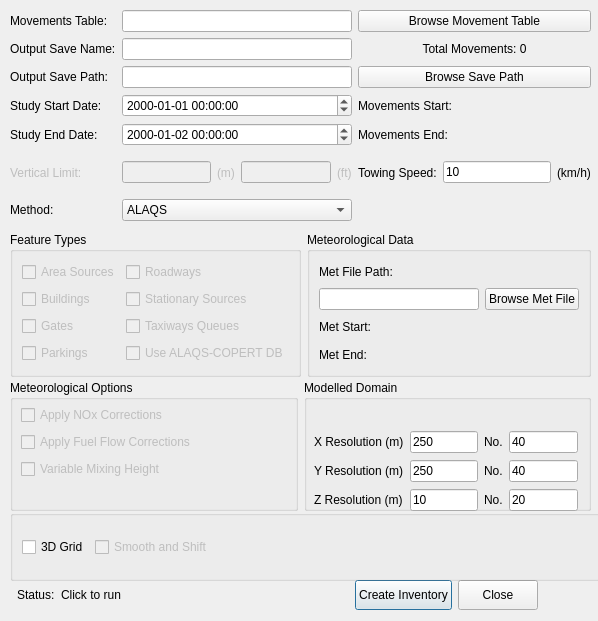
Qt form ui/ui_inventory.ui (eurocontrol-asu/open_alaqs) before a commit.
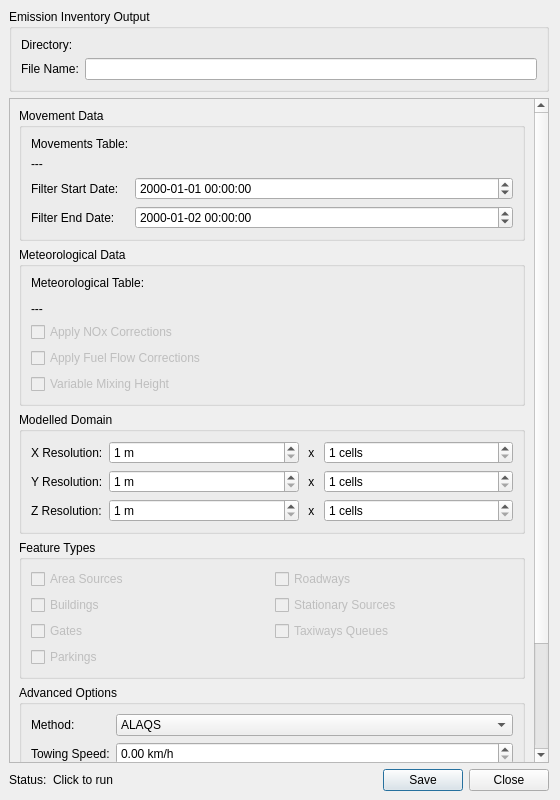
The same form after that commit. Custom widgets are drawn as their Qt base class.

Commit message: Revamp of the emission inventory creation dialog

The edit to the form file:
```diff
--- a/ui/ui_inventory.ui
+++ b/ui/ui_inventory.ui
@@ -6,464 +6,56 @@
    <rect>
     <x>0</x>
     <y>0</y>
-    <width>598</width>
-    <height>621</height>
+    <width>560</width>
+    <height>800</height>
    </rect>
   </property>
   <property name="sizePolicy">
-   <sizepolicy hsizetype="Fixed" vsizetype="Fixed">
+   <sizepolicy hsizetype="Preferred" vsizetype="Minimum">
     <horstretch>0</horstretch>
     <verstretch>0</verstretch>
    </sizepolicy>
   </property>
-  <property name="minimumSize">
-   <size>
-    <width>450</width>
-    <height>400</height>
-   </size>
-  </property>
   <property name="windowTitle">
    <string>Generate Emission Inventory</string>
   </property>
-  <widget class="QWidget" name="layoutWidget">
-   <property name="geometry">
-    <rect>
-     <x>17</x>
-     <y>580</y>
-     <width>521</width>
-     <height>30</height>
-    </rect>
+  <layout class="QVBoxLayout" name="verticalLayout">
+   <property name="leftMargin">
+    <number>9</number>
    </property>
-   <layout class="QHBoxLayout" name="horizontalLayout_2">
-    <item>
-     <widget class="QLabel" name="label_9">
-      <property name="maximumSize">
-       <size>
-        <width>16777215</width>
-        <height>30</height>
-       </size>
-      </property>
-      <property name="text">
-       <string>Status:</string>
-      </property>
-     </widget>
-    </item>
+   <property name="topMargin">
+    <number>9</number>
+   </property>
+   <property name="bottomMargin">
+    <number>9</number>
+   </property>
     <item>
-     <widget class="QLabel" name="status_update">
-      <property name="maximumSize">
-       <size>
-        <width>16777215</width>
-        <height>30</height>
-       </size>
-      </property>
-      <property name="text">
-       <string>Click to run</string>
-      </property>
-     </widget>
-    </item>
-    <item>
-     <spacer name="horizontalSpacer_5">
-      <property name="orientation">
-       <enum>Qt::Horizontal</enum>
-      </property>
-      <property name="sizeHint" stdset="0">
-       <size>
-        <width>40</width>
-        <height>20</height>
-       </size>
-      </property>
-     </spacer>
-    </item>
-    <item>
-     <widget class="QPushButton" name="create_inventory">
-      <property name="maximumSize">
-       <size>
-        <width>16777215</width>
-        <height>30</height>
-       </size>
-      </property>
-      <property name="text">
-       <string>Create Inventory</string>
-      </property>
-     </widget>
-    </item>
-    <item>
-     <widget class="QPushButton" name="cancel">
-      <property name="maximumSize">
-       <size>
-        <width>16777215</width>
-        <height>30</height>
-       </size>
-      </property>
-      <property name="text">
-       <string>Close</string>
-      </property>
-     </widget>
-    </item>
-   </layout>
-  </widget>
-  <widget class="QGroupBox" name="groupBox_2">
-   <property name="geometry">
-    <rect>
-     <x>10</x>
-     <y>510</y>
-     <width>591</width>
-     <height>71</height>
-    </rect>
-   </property>
-   <property name="sizePolicy">
-    <sizepolicy hsizetype="Preferred" vsizetype="Minimum">
-     <horstretch>0</horstretch>
-     <verstretch>0</verstretch>
-    </sizepolicy>
-   </property>
+    <widget class="QGroupBox" name="outputGroupBox">
    <property name="title">
-    <string/>
-   </property>
-   <layout class="QHBoxLayout" name="horizontalLayout_7">
-    <item>
-     <layout class="QHBoxLayout" name="_2">
-      <item>
-       <widget class="QCheckBox" name="grid_3d">
-        <property name="text">
-         <string>3D Grid</string>
-        </property>
-       </widget>
-      </item>
-      <item>
-       <widget class="QCheckBox" name="smooth_and_shift">
-        <property name="sizePolicy">
-         <sizepolicy hsizetype="Minimum" vsizetype="Minimum">
-          <horstretch>0</horstretch>
-          <verstretch>0</verstretch>
-         </sizepolicy>
-        </property>
-        <property name="text">
-         <string>Smooth and Shift</string>
-        </property>
-        <property name="enabled">
-         <bool>False</bool>
-        </property>
-        <property name="checked">
-         <bool>false</bool>
-        </property>
-       </widget>
-      </item>
-      <item>
-       <spacer name="horizontalSpacer_7">
-        <property name="orientation">
-         <enum>Qt::Horizontal</enum>
-        </property>
-        <property name="sizeHint" stdset="0">
-         <size>
-          <width>40</width>
-          <height>20</height>
-         </size>
-        </property>
-       </spacer>
-      </item>
-     </layout>
-    </item>
-   </layout>
-  </widget>
-  <widget class="QWidget" name="layoutWidget">
-   <property name="geometry">
-    <rect>
-     <x>10</x>
-     <y>232</y>
-     <width>581</width>
-     <height>145</height>
-    </rect>
-   </property>
-   <layout class="QHBoxLayout" name="horizontalLayout_10">
-    <item>
-     <widget class="QGroupBox" name="groupBox">
-      <property name="sizePolicy">
-       <sizepolicy hsizetype="Preferred" vsizetype="Preferred">
-        <horstretch>1</horstretch>
-        <verstretch>0</verstretch>
-       </sizepolicy>
-      </property>
-      <property name="title">
-       <string>Feature Types</string>
-      </property>
-      <layout class="QHBoxLayout" name="horizontalLayout_5">
-       <item>
-        <layout class="QGridLayout" name="gridLayout_2">
-         <item row="1" column="1">
-          <widget class="QCheckBox" name="stationary_sources">
-           <property name="enabled">
-            <bool>false</bool>
-           </property>
-           <property name="text">
-            <string>Stationary Sources</string>
-           </property>
-          </widget>
-         </item>
-         <item row="2" column="0">
-          <widget class="QCheckBox" name="gates">
-           <property name="enabled">
-            <bool>false</bool>
-           </property>
-           <property name="text">
-            <string>Gates</string>
-           </property>
-          </widget>
-         </item>
-         <item row="2" column="1">
-          <widget class="QCheckBox" name="taxiway_queues">
-           <property name="enabled">
-            <bool>false</bool>
-           </property>
-           <property name="text">
-            <string>Taxiways Queues</string>
-           </property>
-          </widget>
-         </item>
-         <item row="3" column="0">
-          <widget class="QCheckBox" name="parking">
-           <property name="enabled">
-            <bool>false</bool>
-           </property>
-           <property name="text">
-            <string>Parkings</string>
-           </property>
-          </widget>
-         </item>
-         <item row="0" column="0">
-          <widget class="QCheckBox" name="area_sources">
-           <property name="enabled">
-            <bool>false</bool>
-           </property>
-           <property name="text">
-            <string>Area Sources</string>
-           </property>
-           <property name="checked">
-            <bool>false</bool>
-           </property>
-          </widget>
-         </item>
-         <item row="1" column="0">
-          <widget class="QCheckBox" name="buildings">
-           <property name="enabled">
-            <bool>false</bool>
-           </property>
-           <property name="text">
-            <string>Buildings</string>
-           </property>
-          </widget>
-         </item>
-         <item row="0" column="1">
-          <widget class="QCheckBox" name="roadways">
-           <property name="enabled">
-            <bool>false</bool>
-           </property>
-           <property name="text">
-            <string>Roadways</string>
-           </property>
-           <property name="checked">
-            <bool>false</bool>
-           </property>
-          </widget>
-         </item>
-         <item row="3" column="1">
-          <widget class="QCheckBox" name="use_copert_db">
-           <property name="enabled">
-            <bool>false</bool>
-           </property>
-           <property name="text">
-            <string>Use ALAQS-COPERT DB</string>
-           </property>
-          </widget>
-         </item>
-        </layout>
-       </item>
-      </layout>
-     </widget>
-    </item>
-    <item>
-     <widget class="QGroupBox" name="groupBox_5">
-      <property name="sizePolicy">
-       <sizepolicy hsizetype="Preferred" vsizetype="Preferred">
-        <horstretch>1</horstretch>
-        <verstretch>0</verstretch>
-       </sizepolicy>
-      </property>
-      <property name="title">
-       <string>Meteorological Data</string>
-      </property>
-      <layout class="QHBoxLayout" name="horizontalLayout_3">
-       <item>
-        <layout class="QGridLayout" name="gridLayout_5">
-         <item row="0" column="0">
-          <widget class="QLabel" name="label_22">
-           <property name="text">
-            <string>Met File Path:</string>
-           </property>
-          </widget>
-         </item>
-         <item row="1" column="0">
-          <layout class="QHBoxLayout" name="horizontalLayout_9">
-           <item>
-            <widget class="QLineEdit" name="met_file_path"/>
-           </item>
-           <item>
-            <widget class="QPushButton" name="browse_met_file">
-             <property name="text">
-              <string>Browse Met File</string>
-             </property>
-            </widget>
-           </item>
-          </layout>
-         </item>
-         <item row="2" column="0">
-          <widget class="QLabel" name="met_start">
-           <property name="text">
-            <string>Met Start:</string>
-           </property>
-          </widget>
-         </item>
-         <item row="3" column="0">
-          <widget class="QLabel" name="met_end">
-           <property name="text">
-            <string>Met End:</string>
-           </property>
-          </widget>
-         </item>
-        </layout>
-       </item>
-      </layout>
-     </widget>
-    </item>
-   </layout>
-  </widget>
-  <widget class="QWidget" name="layoutWidget">
-   <property name="geometry">
-    <rect>
-     <x>10</x>
-     <y>10</y>
-     <width>581</width>
-     <height>211</height>
-    </rect>
+      <string>Emission Inventory Output</string>
    </property>
    <layout class="QGridLayout" name="gridLayout">
-    <item row="3" column="1">
-     <widget class="QDateTimeEdit" name="study_start_date">
-      <property name="displayFormat">
-       <string>yyyy-MM-dd HH:mm:ss</string>
-      </property>
-     </widget>
-    </item>
-    <item row="6" column="1">
-     <widget class="QComboBox" name="method">
-      <item>
-       <property name="text">
-        <string>ALAQS</string>
-       </property>
-      </item>
-     </widget>
-    </item>
-    <item row="5" column="1">
-     <layout class="QHBoxLayout" name="horizontalLayout">
-      <item>
-       <widget class="QLineEdit" name="vert_limit_m">
-        <property name="enabled">
-         <bool>False</bool>
-        </property>
-       </widget>
-      </item>
-      <item>
-       <widget class="QLabel" name="label_7">
-        <property name="text">
-         <string>(m)</string>
-        </property>
-        <property name="enabled">
-         <bool>False</bool>
-        </property>
-       </widget>
-      </item>
-      <item>
-       <widget class="QLineEdit" name="vert_limit_ft">
-        <property name="enabled">
-         <bool>False</bool>
-        </property>
-       </widget>
-      </item>
-      <item>
-       <widget class="QLabel" name="label_8">
-        <property name="text">
-         <string>(ft)</string>
-        </property>
-        <property name="enabled">
-         <bool>False</bool>
-        </property>
-       </widget>
-      </item>
-     </layout>
-    </item>
-    <item row="6" column="0">
-     <widget class="QLabel" name="label_10">
-      <property name="text">
-       <string>Method:</string>
-      </property>
-     </widget>
-    </item>
-    <item row="5" column="3">
-     <layout class="QHBoxLayout" name="horizontalLayout_4">
-      <item>
-       <widget class="QLabel" name="label_11">
-        <property name="text">
-         <string>Towing Speed:</string>
-        </property>
-       </widget>
-      </item>
-      <item>
-       <widget class="QLineEdit" name="towing_speed">
-        <property name="text">
-         <string>10</string>
-        </property>
-       </widget>
-      </item>
-      <item>
-       <widget class="QLabel" name="label_12">
-        <property name="text">
-         <string>(km/h)</string>
-        </property>
-       </widget>
-      </item>
-     </layout>
-    </item>
     <item row="0" column="0">
-     <widget class="QLabel" name="label">
+       <widget class="QLabel" name="label_3">
       <property name="text">
-       <string>Movements Table:</string>
+        <string>Directory:</string>
       </property>
      </widget>
     </item>
     <item row="0" column="1">
-     <widget class="QLineEdit" name="movement_table_path">
+       <widget class="QgsFileWidget" name="output_save_path" native="true">
       <property name="sizePolicy">
        <sizepolicy hsizetype="Expanding" vsizetype="Fixed">
         <horstretch>1</horstretch>
         <verstretch>0</verstretch>
        </sizepolicy>
-      </property>
-      <property name="text">
-       <string/>
-      </property>
-     </widget>
-    </item>
-    <item row="0" column="3">
-     <widget class="QPushButton" name="browse_movement_table">
-      <property name="text">
-       <string>Browse Movement Table</string>
       </property>
      </widget>
     </item>
     <item row="1" column="0">
      <widget class="QLabel" name="label_2">
       <property name="text">
-       <string>Output Save Name:</string>
+         <string>File Name:</string>
       </property>
      </widget>
     </item>
@@ -477,48 +69,76 @@
       </property>
      </widget>
     </item>
-    <item row="2" column="0">
-     <widget class="QLabel" name="label_3">
+     </layout>
+    </widget>
+   </item>
+   <item>
+    <widget class="QScrollArea" name="scrollArea">
+     <property name="widgetResizable">
+      <bool>true</bool>
+     </property>
+     <widget class="QWidget" name="scrollAreaWidgetContents">
+      <property name="geometry">
+       <rect>
+        <x>0</x>
+        <y>0</y>
+        <width>557</width>
+        <height>1000</height>
+       </rect>
+      </property>
+     <layout class="QVBoxLayout" name="verticalLayout_10">
+        <item>
+         <widget class="QGroupBox" name="movementDataGroupBox">
+          <property name="title">
+           <string>Movement Data</string>
+          </property>
+          <layout class="QGridLayout" name="gridLayout_2">
+           <item row="0" column="0">
+            <widget class="QLabel" name="label">
       <property name="text">
-       <string>Output Save Path:</string>
+              <string>Movements Table:</string>
       </property>
      </widget>
     </item>
-    <item row="2" column="1">
-     <widget class="QLineEdit" name="output_save_path">
+           <item row="0" column="1">
+            <widget class="QgsFileWidget" name="movement_table_path">
       <property name="sizePolicy">
        <sizepolicy hsizetype="Expanding" vsizetype="Fixed">
         <horstretch>1</horstretch>
         <verstretch>0</verstretch>
        </sizepolicy>
       </property>
-      <property name="text">
-       <string/>
-      </property>
-     </widget>
-    </item>
-    <item row="2" column="3">
-     <widget class="QPushButton" name="browse_save_path">
+            </widget>
+           </item>
+           <item row="1" column="0" colspan="2">
+            <widget class="QLabel" name="movements_summary">
       <property name="text">
-       <string>Browse Save Path</string>
+              <string>---</string>
       </property>
      </widget>
     </item>
-    <item row="3" column="0">
+           <item row="2" column="0">
      <widget class="QLabel" name="label_4">
       <property name="text">
-       <string>Study Start Date:</string>
+              <string>Filter Start Date:</string>
       </property>
      </widget>
     </item>
-    <item row="4" column="0">
+           <item row="2" column="1">
+            <widget class="QDateTimeEdit" name="study_start_date">
+             <property name="displayFormat">
+              <string>yyyy-MM-dd HH:mm:ss</string>
+             </property>
+            </widget>
+           </item>
+           <item row="3" column="0">
      <widget class="QLabel" name="label_5">
       <property name="text">
-       <string>Study End Date:</string>
+              <string>Filter End Date:</string>
       </property>
      </widget>
     </item>
-    <item row="4" column="1">
+           <item row="3" column="1">
      <widget class="QDateTimeEdit" name="study_end_date">
       <property name="dateTime">
        <datetime>
@@ -535,94 +155,35 @@
       </property>
      </widget>
     </item>
-    <item row="5" column="0">
-     <widget class="QLabel" name="label_6">
-      <property name="text">
-       <string>Vertical Limit:</string>
-      </property>
-      <property name="enabled">
-       <bool>False</bool>
-      </property>
-     </widget>
-    </item>
-    <item row="4" column="3">
-     <widget class="QLabel" name="movement_end">
-      <property name="text">
-       <string>Movements End:</string>
-      </property>
-     </widget>
-    </item>
-    <item row="3" column="3">
-     <widget class="QLabel" name="movement_start">
-      <property name="text">
-       <string>Movements Start:</string>
-      </property>
-     </widget>
-    </item>
-    <item row="1" column="3">
-     <widget class="QLabel" name="movements_total">
-      <property name="text">
-       <string>Total Movements: 0</string>
-      </property>
-      <property name="alignment">
-       <set>Qt::AlignCenter</set>
-      </property>
-     </widget>
-    </item>
-   </layout>
-  </widget>
-  <widget class="QWidget" name="layoutWidget">
-   <property name="geometry">
-    <rect>
-     <x>10</x>
-     <y>380</y>
-     <width>581</width>
-     <height>131</height>
-    </rect>
-   </property>
-   <layout class="QHBoxLayout" name="horizontalLayout_6">
+          </layout>
+         </widget>   
+        </item>
     <item>
-     <widget class="QGroupBox" name="groupBox_3">
-      <property name="sizePolicy">
-       <sizepolicy hsizetype="Preferred" vsizetype="Preferred">
-        <horstretch>1</horstretch>
-        <verstretch>0</verstretch>
-       </sizepolicy>
-      </property>
+         <widget class="QGroupBox" name="groupBox_5">
       <property name="title">
-       <string>Meteorological Options</string>
-      </property>
-      <widget class="QWidget" name="layoutWidget">
-       <property name="geometry">
-        <rect>
-         <x>11</x>
-         <y>24</y>
-         <width>206</width>
-         <height>76</height>
-        </rect>
-       </property>
-       <layout class="QGridLayout" name="gridLayout_3">
-        <item row="2" column="0">
-         <widget class="QCheckBox" name="variable_mixing_height">
-          <property name="enabled">
-           <bool>false</bool>
-          </property>
-          <property name="text">
-           <string>Variable Mixing Height</string>
-          </property>
-         </widget>
-        </item>
-        <item row="1" column="0">
-         <widget class="QCheckBox" name="apply_fuel_flow">
-          <property name="enabled">
-           <bool>false</bool>
-          </property>
-          <property name="text">
-           <string>Apply Fuel Flow Corrections</string>
-          </property>
-         </widget>
-        </item>
+           <string>Meteorological Data</string>
+          </property>
+          <layout class="QHBoxLayout" name="horizontalLayout_3">
+           <item>
+            <layout class="QGridLayout" name="gridLayout_5">
         <item row="0" column="0">
+              <widget class="QLabel" name="label_22">
+               <property name="text">
+                <string>Meteorological Table:</string>
+               </property>
+              </widget>
+             </item>
+             <item row="1" column="0" colspan="2">
+              <widget class="QgsFileWidget" name="met_file_path"/>
+             </item>
+             <item row="2" column="0" colspan="2">
+              <widget class="QLabel" name="met_summary">
+               <property name="text">
+                <string>---</string>
+               </property>
+              </widget>
+             </item>
+             <item row="3" column="0" colspan="2">
          <widget class="QCheckBox" name="apply_nox">
           <property name="enabled">
            <bool>false</bool>
@@ -631,9 +192,30 @@
            <string>Apply NOx Corrections</string>
           </property>
          </widget>
-        </item>
-       </layout>
-      </widget>
+             </item> 
+             <item row="4" column="0" colspan="2">
+              <widget class="QCheckBox" name="apply_fuel_flow">
+                <property name="enabled">
+                 <bool>false</bool>
+                </property>
+                <property name="text">
+                 <string>Apply Fuel Flow Corrections</string>
+                </property>
+              </widget>
+             </item>
+             <item row="5" column="0" colspan="2">
+              <widget class="QCheckBox" name="variable_mixing_height">
+               <property name="enabled">
+                <bool>false</bool>
+               </property>
+               <property name="text">
+                <string>Variable Mixing Height</string>
+               </property>
+              </widget>
+             </item>
+            </layout>
+           </item>
+          </layout>
      </widget>
     </item>
     <item>
@@ -647,143 +229,489 @@
       <property name="title">
        <string>Modelled Domain</string>
       </property>
-      <widget class="QWidget" name="layoutWidget">
-       <property name="geometry">
-        <rect>
-         <x>10</x>
-         <y>50</y>
-         <width>264</width>
-         <height>82</height>
-        </rect>
-       </property>
        <layout class="QGridLayout" name="gridLayout_4">
         <item row="0" column="0">
          <widget class="QLabel" name="label_16">
           <property name="text">
-           <string>X Resolution (m)</string>
+              <string>X Resolution:</string>
           </property>
          </widget>
         </item>
         <item row="0" column="1">
-         <widget class="QLineEdit" name="x_resolution">
-          <property name="text">
-           <string>250</string>
+            <widget class="QgsSpinBox" name="x_resolution">
+             <property name="sizePolicy">
+               <sizepolicy hsizetype="Expanding" vsizetype="Preferred">
+               <horstretch>1</horstretch>
+               <verstretch>0</verstretch>
+               </sizepolicy>
+             </property>
+             <property name="minimum">
+              <number>1</number>
+             </property>
+             <property name="maximum">
+              <number>9999</number>
+             </property>
+             <property name="singleStep">
+              <number>50</number>
+             </property>
+             <property name="showClearButton" stdset="0">
+              <bool>false</bool>
+             </property>
+             <property name="suffix">
+              <string> m</string>
           </property>
          </widget>
         </item>
         <item row="0" column="2">
          <widget class="QLabel" name="label_19">
           <property name="text">
-           <string>No.</string>
+              <string> x </string>
           </property>
          </widget>
         </item>
         <item row="0" column="3">
-         <widget class="QLineEdit" name="x_cells">
-          <property name="text">
-           <string>40</string>
+            <widget class="QgsSpinBox" name="x_cells">
+             <property name="sizePolicy">
+               <sizepolicy hsizetype="Expanding" vsizetype="Preferred">
+               <horstretch>1</horstretch>
+               <verstretch>0</verstretch>
+               </sizepolicy>
+             </property>
+             <property name="minimum">
+              <number>1</number>
+             </property>
+             <property name="maximum">
+              <number>9999</number>
+             </property>
+             <property name="singleStep">
+              <number>5</number>
+             </property>
+             <property name="showClearButton" stdset="0">
+              <bool>false</bool>
+             </property>
+             <property name="suffix">
+              <string> cells</string>
           </property>
          </widget>
         </item>
         <item row="1" column="0">
          <widget class="QLabel" name="label_17">
           <property name="text">
-           <string>Y Resolution (m)</string>
+              <string>Y Resolution:</string>
           </property>
          </widget>
         </item>
         <item row="1" column="1">
-         <widget class="QLineEdit" name="y_resolution">
-          <property name="text">
-           <string>250</string>
+            <widget class="QgsSpinBox" name="y_resolution">
+             <property name="sizePolicy">
+               <sizepolicy hsizetype="Expanding" vsizetype="Preferred">
+               <horstretch>1</horstretch>
+               <verstretch>0</verstretch>
+               </sizepolicy>
+             </property>
+             <property name="minimum">
+              <number>1</number>
+             </property>
+             <property name="maximum">
+              <number>9999</number>
+             </property>
+             <property name="singleStep">
+              <number>50</number>
+             </property>
+             <property name="showClearButton" stdset="0">
+              <bool>false</bool>
+             </property>
+             <property name="suffix">
+              <string> m</string>
           </property>
          </widget>
         </item>
         <item row="1" column="2">
          <widget class="QLabel" name="label_20">
           <property name="text">
-           <string>No.</string>
+              <string> x </string>
           </property>
          </widget>
         </item>
         <item row="1" column="3">
-         <widget class="QLineEdit" name="y_cells">
-          <property name="text">
-           <string>40</string>
+            <widget class="QgsSpinBox" name="y_cells">
+             <property name="sizePolicy">
+               <sizepolicy hsizetype="Expanding" vsizetype="Preferred">
+               <horstretch>1</horstretch>
+               <verstretch>0</verstretch>
+               </sizepolicy>
+             </property>
+             <property name="minimum">
+              <number>1</number>
+             </property>
+             <property name="maximum">
+              <number>9999</number>
+             </property>
+             <property name="singleStep">
+              <number>5</number>
+             </property>
+             <property name="showClearButton" stdset="0">
+              <bool>false</bool>
+             </property>
+             <property name="suffix">
+              <string> cells</string>
           </property>
          </widget>
         </item>
         <item row="2" column="0">
          <widget class="QLabel" name="label_18">
           <property name="text">
-           <string>Z Resolution (m)</string>
+              <string>Z Resolution:</string>
           </property>
          </widget>
         </item>
         <item row="2" column="1">
-         <widget class="QLineEdit" name="z_resolution">
-          <property name="text">
-           <string>10</string>
+            <widget class="QgsSpinBox" name="z_resolution">
+             <property name="sizePolicy">
+               <sizepolicy hsizetype="Expanding" vsizetype="Preferred">
+               <horstretch>1</horstretch>
+               <verstretch>0</verstretch>
+               </sizepolicy>
+             </property>
+             <property name="minimum">
+              <number>1</number>
+             </property>
+             <property name="maximum">
+              <number>9999</number>
+             </property>
+             <property name="singleStep">
+              <number>50</number>
+             </property>
+             <property name="showClearButton" stdset="0">
+              <bool>false</bool>
+             </property>
+             <property name="suffix">
+              <string> m</string>
           </property>
          </widget>
         </item>
         <item row="2" column="2">
          <widget class="QLabel" name="label_21">
           <property name="text">
-           <string>No.</string>
+              <string> x </string>
           </property>
          </widget>
         </item>
         <item row="2" column="3">
-         <widget class="QLineEdit" name="z_cells">
+            <widget class="QgsSpinBox" name="z_cells">
+             <property name="sizePolicy">
+               <sizepolicy hsizetype="Expanding" vsizetype="Preferred">
+               <horstretch>1</horstretch>
+               <verstretch>0</verstretch>
+               </sizepolicy>
+             </property>
+             <property name="minimum">
+              <number>1</number>
+             </property>
+             <property name="maximum">
+              <number>9999</number>
+             </property>
+             <property name="singleStep">
+              <number>5</number>
+             </property>
+             <property name="showClearButton" stdset="0">
+              <bool>false</bool>
+             </property>
+             <property name="suffix">
+              <string> cells</string>
+             </property>
+            </widget>
+           </item>
+          </layout>
+         </widget>
+        </item>
+        <item>
+          <widget class="QgsCollapsibleGroupBox" name="groupBox_2">
+          <property name="sizePolicy">
+            <sizepolicy hsizetype="Preferred" vsizetype="Minimum">
+            <horstretch>0</horstretch>
+            <verstretch>0</verstretch>
+            </sizepolicy>
+          </property>
+          <property name="title">
+            <string>Feature Types</string>
+          </property>
+          <layout class="QGridLayout" name="gridLayout_2">
+            <item row="1" column="1">
+            <widget class="QCheckBox" name="stationary_sources">
+              <property name="enabled">
+              <bool>false</bool>
+              </property>
           <property name="text">
-           <string>20</string>
+              <string>Stationary Sources</string>
           </property>
          </widget>
         </item>
-       </layout>
-      </widget>
-     </widget>
-    </item>
-   </layout>
-  </widget>
- </widget>
- <tabstops>
-  <tabstop>movement_table_path</tabstop>
-  <tabstop>browse_movement_table</tabstop>
-  <tabstop>output_save_name</tabstop>
-  <tabstop>output_save_path</tabstop>
-  <tabstop>browse_save_path</tabstop>
-  <tabstop>study_start_date</tabstop>
-  <tabstop>study_end_date</tabstop>
-  <tabstop>vert_limit_m</tabstop>
-  <tabstop>vert_limit_ft</tabstop>
-  <tabstop>towing_speed</tabstop>
-  <tabstop>method</tabstop>
-  <tabstop>area_sources</tabstop>
-  <tabstop>buildings</tabstop>
-  <tabstop>gates</tabstop>
-  <tabstop>parking</tabstop>
-  <tabstop>roadways</tabstop>
-  <tabstop>stationary_sources</tabstop>
-  <tabstop>taxiway_queues</tabstop>
-  <tabstop>use_copert_db</tabstop>
-  <tabstop>met_file_path</tabstop>
-  <tabstop>browse_met_file</tabstop>
-  <tabstop>apply_nox</tabstop>
-  <tabstop>apply_fuel_flow</tabstop>
-  <tabstop>variable_mixing_height</tabstop>
-  <tabstop>x_resolution</tabstop>
-  <tabstop>x_cells</tabstop>
-  <tabstop>y_resolution</tabstop>
-  <tabstop>y_cells</tabstop>
-  <tabstop>z_resolution</tabstop>
-  <tabstop>z_cells</tabstop>
-  <tabstop>grid_3d</tabstop>
-  <tabstop>smooth_and_shift</tabstop>
-  <tabstop>create_inventory</tabstop>
-  <tabstop>cancel</tabstop>
- </tabstops>
+            <item row="2" column="0">
+            <widget class="QCheckBox" name="gates">
+              <property name="enabled">
+              <bool>false</bool>
+              </property>
+              <property name="text">
+              <string>Gates</string>
+              </property>
+            </widget>
+            </item>
+            <item row="2" column="1">
+            <widget class="QCheckBox" name="taxiway_queues">
+              <property name="enabled">
+              <bool>false</bool>
+              </property>
+              <property name="text">
+              <string>Taxiways Queues</string>
+              </property>
+            </widget>
+            </item>
+            <item row="3" column="0">
+            <widget class="QCheckBox" name="parking">
+              <property name="enabled">
+              <bool>false</bool>
+              </property>
+              <property name="text">
+              <string>Parkings</string>
+              </property>
+            </widget>
+            </item>
+            <item row="0" column="0">
+            <widget class="QCheckBox" name="area_sources">
+              <property name="enabled">
+              <bool>false</bool>
+              </property>
+              <property name="text">
+              <string>Area Sources</string>
+              </property>
+              <property name="checked">
+              <bool>false</bool>
+              </property>
+            </widget>
+            </item>
+            <item row="1" column="0">
+            <widget class="QCheckBox" name="buildings">
+              <property name="enabled">
+              <bool>false</bool>
+              </property>
+              <property name="text">
+              <string>Buildings</string>
+              </property>
+            </widget>
+            </item>
+            <item row="0" column="1">
+            <widget class="QCheckBox" name="roadways">
+              <property name="enabled">
+              <bool>false</bool>
+              </property>
+              <property name="text">
+              <string>Roadways</string>
+              </property>
+              <property name="checked">
+              <bool>false</bool>
+              </property>
+            </widget>
+            </item>
+          </layout>
+          </widget>
+        </item>
+        <item>
+         <widget class="QgsCollapsibleGroupBox" name="advancedGroupBox">
+          <property name="sizePolicy">
+           <sizepolicy hsizetype="Preferred" vsizetype="MinimumExpanding">
+            <horstretch>0</horstretch>
+            <verstretch>0</verstretch>
+           </sizepolicy>
+          </property>
+          <property name="title">
+           <string>Advanced Options</string>
+          </property>
+          <layout class="QGridLayout" name="advancedLayout">
+           <item row="0" column="0">
+            <widget class="QLabel" name="label_10">
+             <property name="text">
+              <string>Method:</string>
+             </property>
+            </widget>
+           </item>
+           <item row="0" column="1">
+            <widget class="QComboBox" name="method">
+             <item>
+              <property name="text">
+               <string>ALAQS</string>
+              </property>
+             </item>
+            </widget>
+           </item>
+           <item row="1" column="0">
+            <widget class="QLabel" name="label_11">
+             <property name="text">
+              <string>Towing Speed:</string>
+             </property>
+            </widget>
+           </item>
+           <item row="1" column="1">
+            <widget class="QgsDoubleSpinBox" name="towing_speed">
+             <property name="suffix">
+              <string> km/h</string>
+             </property>
+            </widget>
+           </item> 
+           <item row="2" column="0">
+            <widget class="QLabel" name="label_6">
+             <property name="text">
+              <string>Vertical Limit:</string>
+             </property>
+            </widget>
+           </item>
+           <item row="2" column="1">
+            <layout class="QHBoxLayout" name="horizontalLayout">
+             <item>
+              <widget class="QgsDoubleSpinBox" name="vert_limit_m">
+               <property name="sizePolicy">
+                <sizepolicy hsizetype="Expanding" vsizetype="Preferred">
+                 <horstretch>1</horstretch>
+                 <verstretch>0</verstretch>
+                </sizepolicy>
+               </property>
+               <property name="enabled">
+                <bool>false</bool>
+               </property>
+               <property name="suffix">
+                <string> m</string>
+               </property>
+              </widget>
+             </item>
+             <item>
+              <widget class="QgsDoubleSpinBox" name="vert_limit_ft">
+               <property name="enabled">
+                <bool>false</bool>
+               </property>
+               <property name="suffix">
+                <string> ft</string>
+               </property>
+              </widget>
+             </item>
+            </layout>
+           </item>
+           <item row="3" column="0" colspan="2">
+            <widget class="QCheckBox" name="grid_3d">
+             <property name="text">
+              <string>3D Grid</string>
+             </property>
+            </widget>
+           </item>
+           <item row="4" column="0" colspan="2">
+            <widget class="QCheckBox" name="smooth_and_shift">
+             <property name="enabled">
+               <bool>false</bool>
+             </property>
+             <property name="text">
+              <string>Smooth and Shift</string>
+             </property>
+             <property name="checked">
+               <bool>false</bool>
+             </property>
+           </widget>
+           </item>
+           <item row="5" column="0" colspan="2">
+            <widget class="QCheckBox" name="use_copert_db">
+             <property name="enabled">
+              <bool>false</bool>
+             </property>
+             <property name="text">
+              <string>Use ALAQS-COPERT DB</string>
+             </property>
+            </widget>
+           </item>
+          </layout>
+         </widget>
+        </item>
+        <item>
+         <spacer name="verticalSpacer">
+          <property name="orientation">
+           <enum>Qt::Vertical</enum>
+          </property>
+          <property name="sizeHint" stdset="0">
+           <size>
+            <width>40</width>
+            <height>10</height>
+           </size>
+          </property>
+         </spacer>
+        </item>
+       </layout>
+    </widget>
+    </widget>
+    </item>
+   <item>
+    <layout class="QHBoxLayout" name="horizontalLayout_2">
+     <item>
+      <widget class="QLabel" name="label_9">
+       <property name="text">
+        <string>Status:</string>
+       </property>
+      </widget>
+     </item>
+     <item>
+      <widget class="QLabel" name="status_update">
+       <property name="text">
+        <string>Click to run</string>
+       </property>
+      </widget>
+     </item>
+     <item>
+      <spacer name="horizontalSpacer_5">
+       <property name="orientation">
+        <enum>Qt::Horizontal</enum>
+       </property>
+       <property name="sizeHint" stdset="0">
+        <size>
+         <width>40</width>
+         <height>20</height>
+        </size>
+       </property>
+      </spacer>
+     </item>
+     <item>
+      <widget class="QDialogButtonBox" name="buttonBox">
+       <property name="orientation">
+        <enum>Qt::Horizontal</enum>
+       </property>
+       <property name="standardButtons">
+        <set>QDialogButtonBox::Save|QDialogButtonBox::Close</set>
+       </property>
+      </widget>
+     </item>
+    </layout>
+   </item>
+  </layout>
+ </widget>
+ <customwidgets>
+  <customwidget>
+   <class>QgsCollapsibleGroupBox</class>
+   <extends>QGroupBox</extends>
+   <header>qgscollapsiblegroupbox.h</header>
+   <container>1</container>
+  </customwidget>
+  <customwidget>
+   <class>QgsDoubleSpinBox</class>
+   <extends>QDoubleSpinBox</extends>
+   <header>qgsdoublespinbox.h</header>
+  </customwidget>
+  <customwidget>
+   <class>QgsFileWidget</class>
+   <extends>QWidget</extends>
+   <header>qgsfilewidget.h</header>
+   <container>1</container>
+  </customwidget>
+  <customwidget>
+   <class>QgsSpinBox</class>
+   <extends>QSpinBox</extends>
+   <header>qgsspinbox.h</header>
+  </customwidget>
+ </customwidgets>
  <resources/>
  <connections/>
 </ui>
```
Lines whose indentation alone changed are shown as unchanged. The commit also changes 1 other file.
